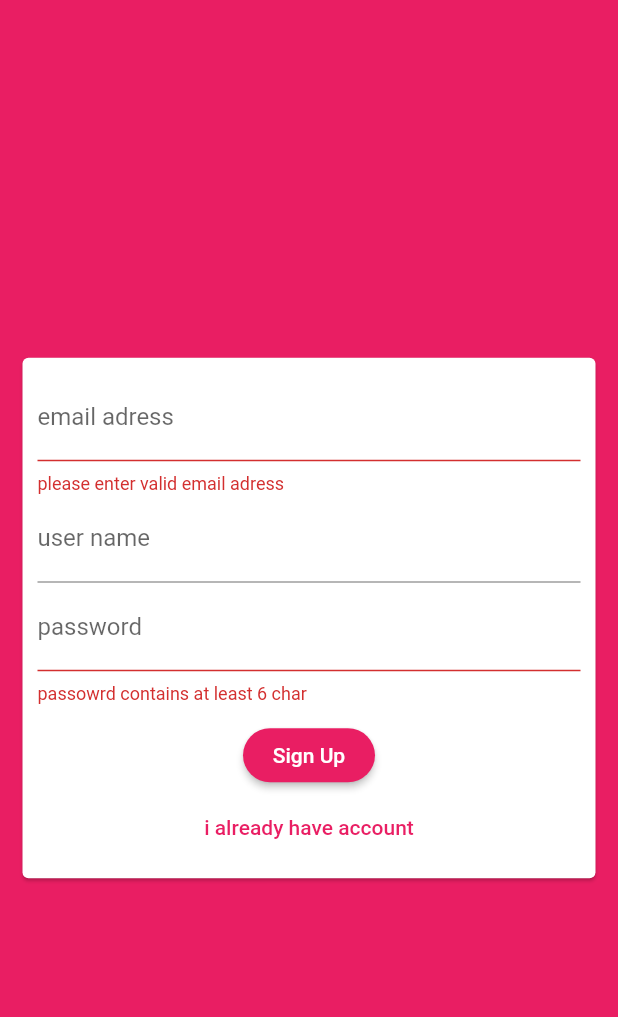
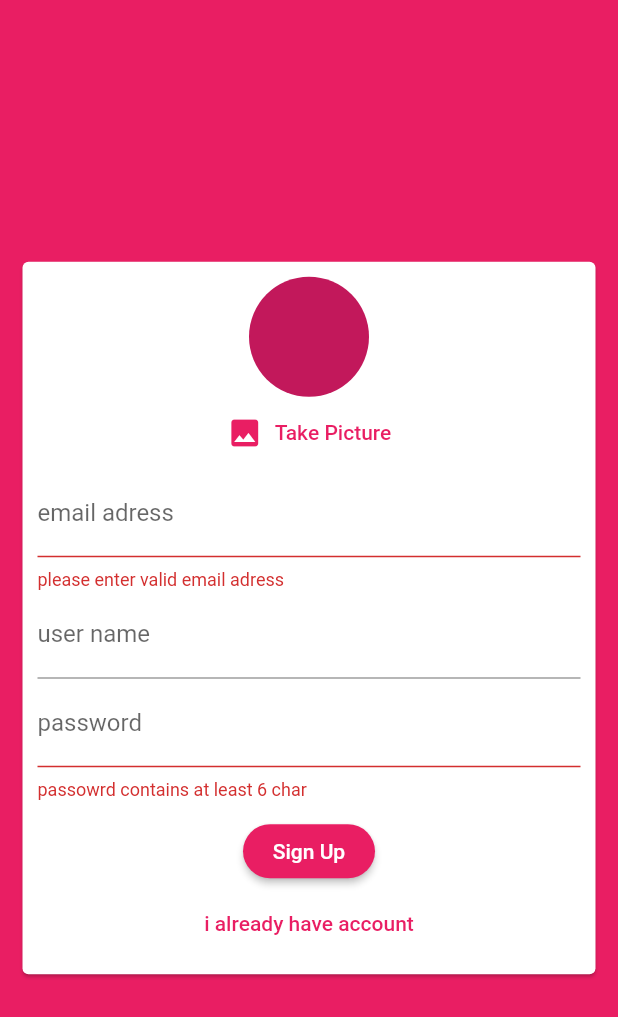
Before and after one commit to aniketBandgar/Flash-Chat-, a Flutter app: the screen it shows after launch, after a tap on "Log In", after a tap on "Create New Account", on a phone screen of 412 x 824 dp. Shown: the top 1017 px of the screen. Run offline on Flutter 3.47's test engine with Material 2 defaults, Android fonts, the phone set to English and light mode, and no system bars; our stand-ins replace cloud_firestore, firebase_auth, firebase_storage, image_picker; accounts and stored records are empty.

Commit message:
image stuff completed

```diff
--- a/lib/widget/auth.dart
+++ b/lib/widget/auth.dart
@@ -1,9 +1,12 @@
+import 'dart:io';
 import 'package:flutter/material.dart';
+import './image_picker.dart';
 
 class AuthWidget extends StatefulWidget {
   final void Function(
     String email,
     String username,
+    File image,
     String pass,
     bool isLogIn,
     BuildContext ctx,
@@ -23,15 +26,33 @@ class _AuthWidgetState extends State<AuthWidget> {
   var _userEmail = '';
   var _userName = '';
   var _userPass = '';
+  File _userImageFile;
+
+  void _getPickedImageFile(File _pickedIamge) {
+    setState(() {
+      _userImageFile = _pickedIamge;
+    });
+  }
 
   void _trySubmit() {
     bool isValidate = _formKey.currentState.validate();
     FocusScope.of(context).unfocus();
+
+    if (_userImageFile == null && !_logIn) {
+      Scaffold.of(context).showSnackBar(
+        SnackBar(
+          content: Text('please picked image'),
+        ),
+      );
+      return;
+    }
+
     if (isValidate) {
       _formKey.currentState.save();
       widget.onSubAuthFn(
         _userEmail.trim(),
         _userName.trim(),
+        _userImageFile,
         _userPass.trim(),
         _logIn,
         context,
@@ -50,6 +71,7 @@ class _AuthWidgetState extends State<AuthWidget> {
             key: _formKey,
             child: Column(
               children: [
+                if (!_logIn) ImagePickerWidget(_getPickedImageFile),
                 TextFormField(
                   key: ValueKey('email'),
                   validator: (v) {
--- /dev/null
+++ b/lib/widget/image_picker.dart
@@ -0,0 +1,43 @@
+import 'dart:io';
+
+import 'package:flutter/material.dart';
+import 'package:image_picker/image_picker.dart';
+
+class ImagePickerWidget extends StatefulWidget {
+  ImagePickerWidget(this._getUserImage);
+  final void Function(File _userPickedImage) _getUserImage;
+  @override
+  _ImagePickerWidgetState createState() => _ImagePickerWidgetState();
+}
+
+class _ImagePickerWidgetState extends State<ImagePickerWidget> {
+  File _pickedImageFile;
+
+  void _onTakengPicture() async {
+    final picker = ImagePicker();
+    final pickedImage = await picker.getImage(
+        source: ImageSource.camera, imageQuality: 50, maxWidth: 150);
+    setState(() {
+      _pickedImageFile = File(pickedImage.path);
+    });
+    widget._getUserImage(_pickedImageFile);
+  }
+
+  @override
+  Widget build(BuildContext context) {
+    return Column(
+      children: [
+        CircleAvatar(
+          radius: 40,
+          backgroundImage:
+              _pickedImageFile != null ? FileImage(_pickedImageFile) : null,
+        ),
+        TextButton.icon(
+          onPressed: _onTakengPicture,
+          icon: Icon(Icons.image),
+          label: Text('Take Picture'),
+        )
+      ],
+    );
+  }
+}
--- a/lib/widget/messages.dart
+++ b/lib/widget/messages.dart
@@ -38,6 +38,7 @@ class _MessagesState extends State<Messages> {
                     chatData[i]['text'],
                     chatData[i]['userId'] == futureSnapShot.data.uid,
                     chatData[i]['username'],
+                    chatData[i]['userImage'],
                     key: ValueKey(chatData[i].documentID),
                   );
                 },
--- a/lib/widget/new_message_field.dart
+++ b/lib/widget/new_message_field.dart
@@ -21,6 +21,7 @@ class _NewMessageFieldState extends State<NewMessageField> {
       'createdAt': Timestamp.now(),
       'userId': user.uid,
       'username': userData['userName'],
+      'userImage': userData['imageUrl'],
     });
     _controller.clear();
   }
--- a/pubspec.yaml
+++ b/pubspec.yaml
@@ -30,6 +30,8 @@ dependencies:
   cupertino_icons: ^1.0.0
   cloud_firestore: 0.13.5
   firebase_auth: 0.16.1
+  image_picker: 0.6.7+22
+  firebase_storage: ^3.1.5
 
 dev_dependencies:
   flutter_test:
```
Also changed, not shown: lib/screens/auth_screen.dart (+15 -0 lines), lib/widget/message_bubble.dart (+22 -8 lines), pubspec.lock.
